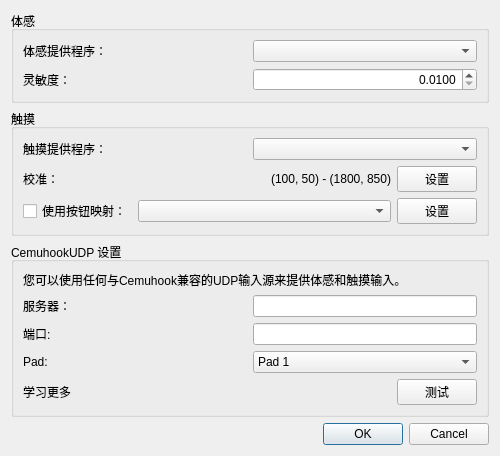
First picture: the form in src/yuzu/configuration/configure_motion_touch.ui, repository formylover/yuzu-early-access, before the edit.
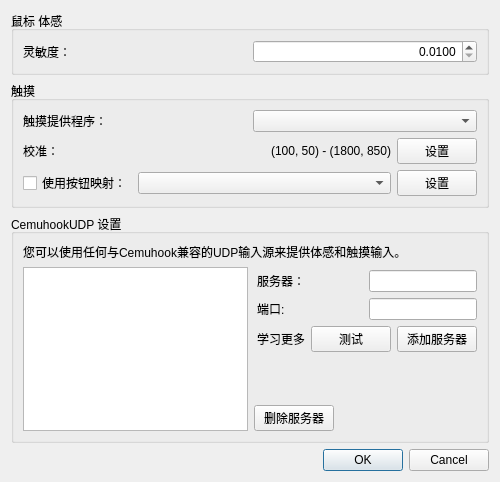
Second picture: the form after the edit.

```diff
--- a/src/yuzu/configuration/configure_motion_touch.ui
+++ b/src/yuzu/configuration/configure_motion_touch.ui
@@ -10,30 +10,22 @@
     <x>0</x>
     <y>0</y>
     <width>500</width>
-    <height>450</height>
+    <height>482</height>
    </rect>
   </property>
+  <property name="windowTitle">
+   <string>设置 体感 / 触摸</string>
+  </property>
+  <property name="styleSheet">
+   <string notr="true"/>
+  </property>
   <layout class="QVBoxLayout">
    <item>
     <widget class="QGroupBox" name="motion_group_box">
      <property name="title">
-      <string>体感</string>Motion
+      <string>鼠标 体感</string>
      </property>
      <layout class="QVBoxLayout">
-      <item>
-       <layout class="QHBoxLayout">
-        <item>
-         <widget class="QLabel" name="motion_provider_label">
-          <property name="text">
-           <string>体感提供程序：</string>
-          </property>
-         </widget>
-        </item>
-        <item>
-         <widget class="QComboBox" name="motion_provider"/>
-        </item>
-       </layout>
-      </item>
       <item>
        <layout class="QHBoxLayout">
         <item>
@@ -180,7 +172,35 @@
        </widget>
       </item>
       <item>
+       <layout class="QHBoxLayout" name="horizontalLayout">
+        <item>
+         <widget class="QListView" name="udp_server_list"/>
+        </item>
+        <item>
+         <layout class="QVBoxLayout" name="verticalLayout">
+          <property name="leftMargin">
+           <number>0</number>
+          </property>
+          <property name="topMargin">
+           <number>0</number>
+          </property>
+          <property name="rightMargin">
+           <number>0</number>
+          </property>
+          <property name="bottomMargin">
+           <number>0</number>
+          </property>
+          <item>
        <layout class="QHBoxLayout">
+            <property name="leftMargin">
+             <number>3</number>
+            </property>
+            <property name="topMargin">
+             <number>3</number>
+            </property>
+            <property name="rightMargin">
+             <number>0</number>
+            </property>
         <item>
          <widget class="QLabel" name="udp_server_label">
           <property name="text">
@@ -202,6 +222,12 @@
       </item>
       <item>
        <layout class="QHBoxLayout">
+            <property name="leftMargin">
+             <number>3</number>
+            </property>
+            <property name="rightMargin">
+             <number>0</number>
+            </property>
         <item>
          <widget class="QLabel" name="udp_port_label">
           <property name="text">
@@ -223,41 +249,12 @@
       </item>
       <item>
        <layout class="QHBoxLayout">
-        <item>
-         <widget class="QLabel" name="udp_pad_index_label">
-          <property name="text">
-           <string>Pad:</string>
-          </property>
-         </widget>
-        </item>
-        <item>
-         <widget class="QComboBox" name="udp_pad_index">
-          <item>
-           <property name="text">
-            <string>Pad 1</string>
-           </property>
-          </item>
-          <item>
-           <property name="text">
-            <string>Pad 2</string>
-           </property>
-          </item>
-          <item>
-           <property name="text">
-            <string>Pad 3</string>
-           </property>
-          </item>
-          <item>
-           <property name="text">
-            <string>Pad 4</string>
-           </property>
-          </item>
-         </widget>
-        </item>
-       </layout>
-      </item>
-      <item>
-       <layout class="QHBoxLayout">
+            <property name="leftMargin">
+             <number>3</number>
+            </property>
+            <property name="rightMargin">
+             <number>0</number>
+            </property>
         <item>
          <widget class="QLabel" name="udp_learn_more">
           <property name="text">
@@ -278,6 +275,69 @@
           </property>
          </widget>
         </item>
+            <item>
+             <widget class="QPushButton" name="udp_add">
+              <property name="sizePolicy">
+               <sizepolicy hsizetype="Maximum" vsizetype="Fixed">
+                <horstretch>0</horstretch>
+                <verstretch>0</verstretch>
+               </sizepolicy>
+              </property>
+              <property name="text">
+               <string>添加服务器</string>
+              </property>
+             </widget>
+            </item>
+           </layout>
+          </item>
+          <item>
+           <spacer name="verticalSpacer_3">
+            <property name="orientation">
+             <enum>Qt::Vertical</enum>
+            </property>
+            <property name="sizeHint" stdset="0">
+             <size>
+              <width>20</width>
+              <height>40</height>
+             </size>
+            </property>
+           </spacer>
+          </item>
+          <item>
+           <layout class="QHBoxLayout" name="horizontalLayout_2">
+            <property name="topMargin">
+             <number>0</number>
+            </property>
+            <item>
+             <widget class="QPushButton" name="udp_remove">
+              <property name="sizePolicy">
+               <sizepolicy hsizetype="Maximum" vsizetype="Fixed">
+                <horstretch>0</horstretch>
+                <verstretch>0</verstretch>
+               </sizepolicy>
+              </property>
+              <property name="text">
+               <string>删除服务器</string>
+              </property>
+             </widget>
+            </item>
+            <item>
+             <spacer name="horizontalSpacer_2">
+              <property name="orientation">
+               <enum>Qt::Horizontal</enum>
+              </property>
+              <property name="sizeHint" stdset="0">
+               <size>
+                <width>40</width>
+                <height>20</height>
+               </size>
+              </property>
+             </spacer>
+            </item>
+           </layout>
+          </item>
+         </layout>
+        </item>
        </layout>
       </item>
      </layout>
```
Left out of the diff: 13 changed lines with no effect on the pictures. Lines whose indentation alone changed are shown as unchanged.
